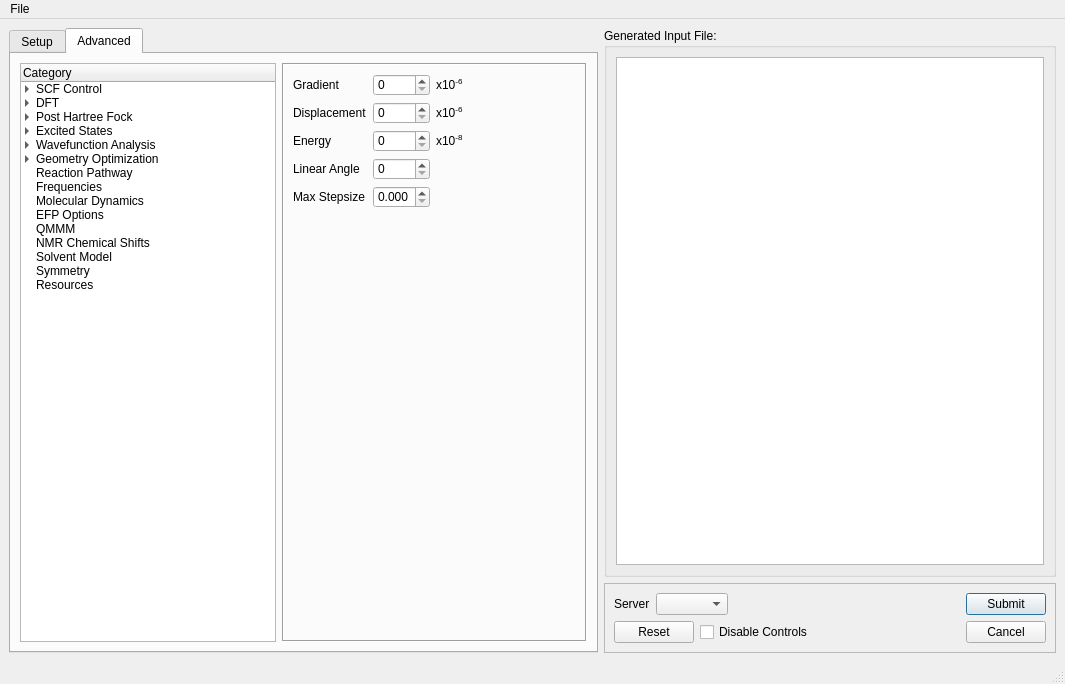
First picture: the form in src/Qui/InputDialog.ui, repository nutjunkie/IQmol3, before the edit.
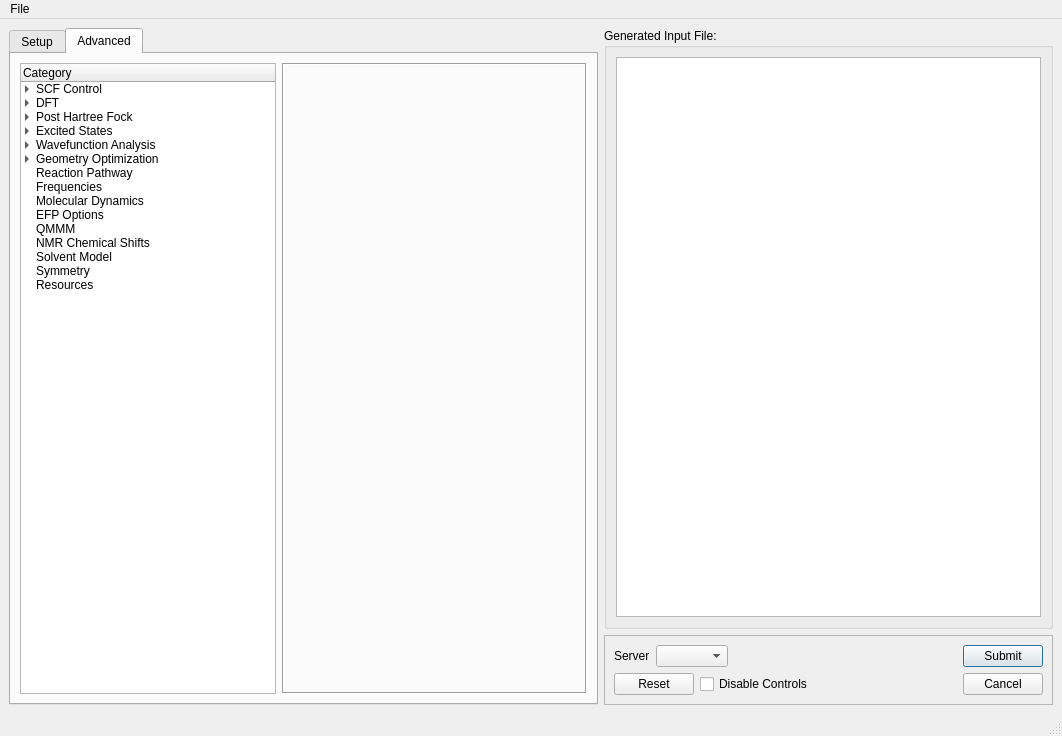
Second picture: the form after the edit. The open tabs and pages were chosen to show the change. Icons and pictures are not drawn.

Patch:
```diff
--- a/src/Qui/InputDialog.ui
+++ b/src/Qui/InputDialog.ui
@@ -6,8 +6,8 @@
    <rect>
     <x>0</x>
     <y>0</y>
-    <width>1065</width>
-    <height>684</height>
+    <width>1062</width>
+    <height>736</height>
    </rect>
   </property>
   <property name="windowTitle">
@@ -3971,68 +3971,7 @@
            <layout class="QVBoxLayout" name="verticalLayout_36">
             <item>
              <layout class="QGridLayout">
-              <item row="2" column="2">
-               <widget class="QLabel" name="label_11">
-                <property name="text">
-                 <string>x10&lt;sup&gt;-8&lt;/sup&gt;</string>
-                </property>
-               </widget>
-              </item>
-              <item row="2" column="1">
-               <widget class="QSpinBox" name="geom_opt_tol_energy"/>
-              </item>
-              <item row="1" column="0">
-               <widget class="QLabel" name="label_10">
-                <property name="text">
-                 <string>Displacement</string>
-                </property>
-               </widget>
-              </item>
-              <item row="1" column="2">
-               <widget class="QLabel" name="label_113">
-                <property name="text">
-                 <string>x10&lt;sup&gt;-6&lt;/sup&gt;</string>
-                </property>
-               </widget>
-              </item>
-              <item row="1" column="1">
-               <widget class="QSpinBox" name="geom_opt_tol_displacement"/>
-              </item>
               <item row="0" column="0">
-               <widget class="QLabel" name="label_13">
-                <property name="text">
-                 <string>Gradient</string>
-                </property>
-               </widget>
-              </item>
-              <item row="0" column="1">
-               <widget class="QSpinBox" name="geom_opt_tol_gradient"/>
-              </item>
-              <item row="0" column="2">
-               <widget class="QLabel" name="label_15">
-                <property name="text">
-                 <string>x10&lt;sup&gt;-6&lt;/sup&gt;</string>
-                </property>
-               </widget>
-              </item>
-              <item row="2" column="0">
-               <widget class="QLabel" name="label_12">
-                <property name="text">
-                 <string>Energy</string>
-                </property>
-               </widget>
-              </item>
-              <item row="3" column="0">
-               <widget class="QLabel" name="label_68">
-                <property name="text">
-                 <string>Linear Angle</string>
-                </property>
-               </widget>
-              </item>
-              <item row="3" column="1">
-               <widget class="QSpinBox" name="geom_opt_linear_angle"/>
-              </item>
-              <item row="0" column="3">
                <spacer name="horizontalSpacer_15">
                 <property name="orientation">
                  <enum>Qt::Horizontal</enum>
@@ -4045,29 +3984,6 @@
                 </property>
                </spacer>
               </item>
-              <item row="4" column="0">
-               <widget class="QLabel" name="label_71">
-                <property name="text">
-                 <string>Max Stepsize</string>
-                </property>
-               </widget>
-              </item>
-              <item row="4" column="1">
-               <widget class="QDoubleSpinBox" name="geom_opt_max_step_size">
-                <property name="prefix">
-                 <string/>
-                </property>
-                <property name="suffix">
-                 <string/>
-                </property>
-                <property name="decimals">
-                 <number>3</number>
-                </property>
-                <property name="maximum">
-                 <double>9.990000000000000</double>
-                </property>
-               </widget>
-              </item>
              </layout>
             </item>
             <item>
@@ -5672,8 +5588,8 @@
     <rect>
      <x>0</x>
      <y>0</y>
-     <width>1065</width>
-     <height>37</height>
+     <width>1062</width>
+     <height>24</height>
     </rect>
    </property>
    <widget class="QMenu" name="menuFile">
```
Left out of the diff: 104 changed lines with no effect on the pictures.
